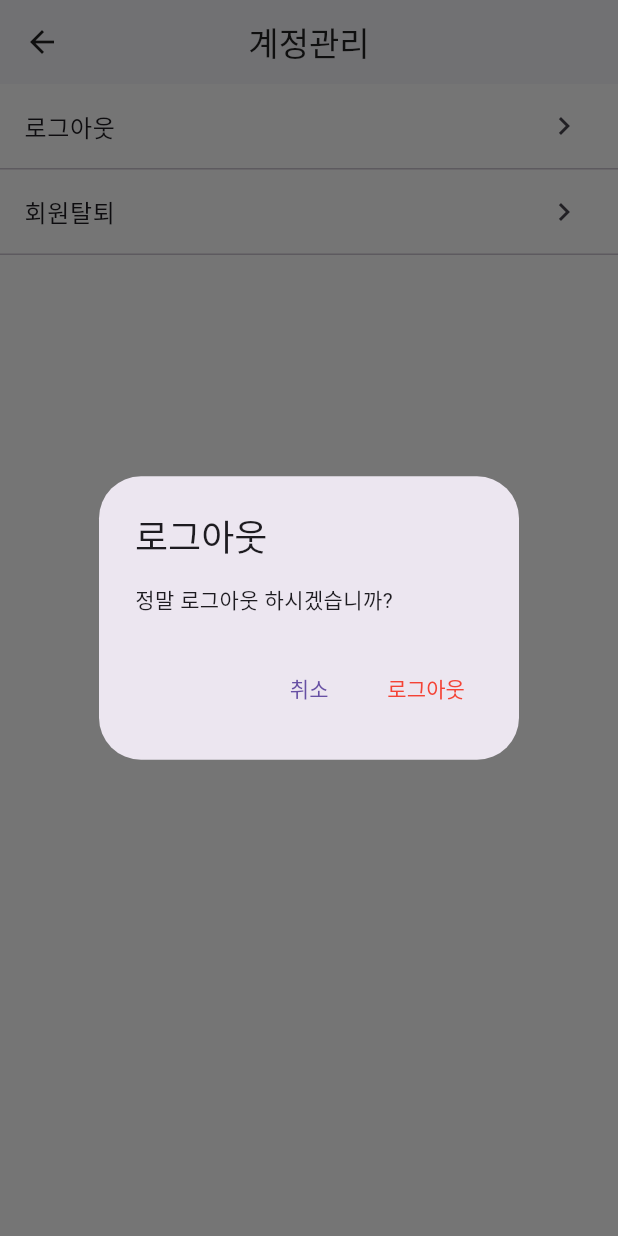
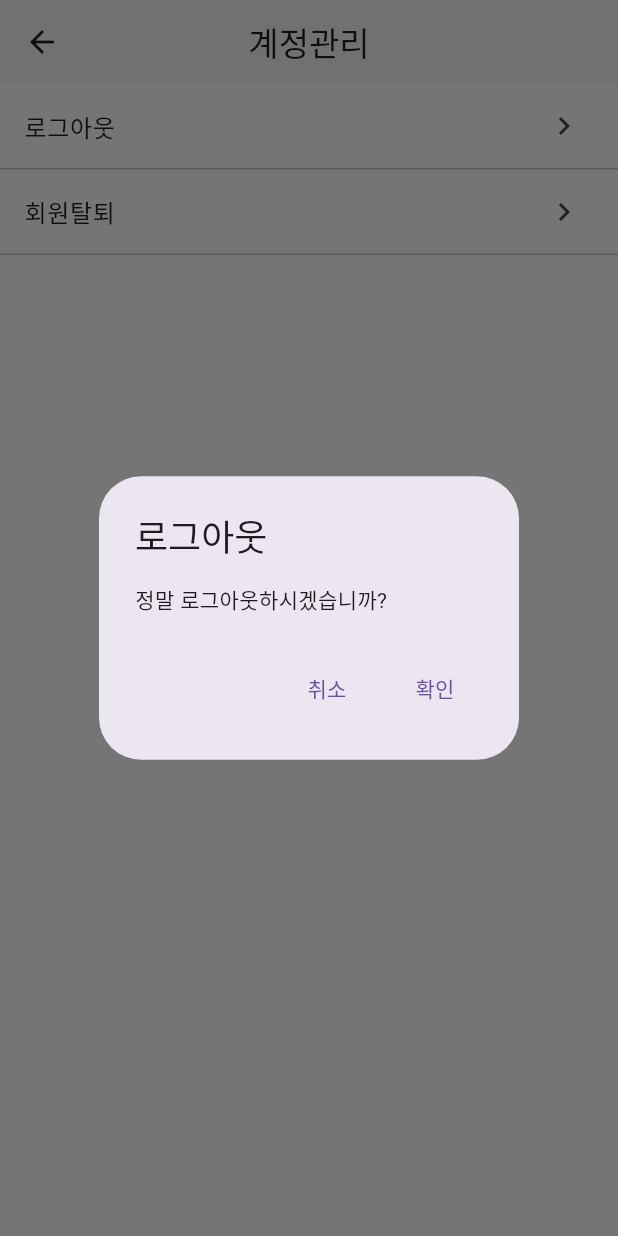
Before and after one commit to tama0728/golf-coach-AI, a Flutter app: the AccountPage screen opened directly, after a tap on "로그아웃", on a phone screen of 412 x 824 dp. Run offline on Flutter 3.47's test engine with Material 3 defaults, Android fonts, the phone set to English and light mode, and no system bars; our stand-ins replace camera, email_validator, flutter_dotenv, flutter_secure_storage, permission_handler, rxdart and 1 more; missing offline and left inert: observable, video_trimmer; accounts and stored records are empty.

Commit message:
add logout

```diff
--- a/lib/main_pages/more/account.dart
+++ b/lib/main_pages/more/account.dart
@@ -1,8 +1,8 @@
-// 수정: lib/main_pages/account.dart
+// lib/main_pages/account.dart
 
 import 'package:flutter/material.dart';
 import 'package:flutter_secure_storage/flutter_secure_storage.dart';
-import '../../login/login_page.dart';   // ← 상대경로 주의!
+import '../../login/login_page.dart';
 import '../more/withdraw_page.dart';
 
 final storage = FlutterSecureStorage();
@@ -10,37 +10,37 @@ final storage = FlutterSecureStorage();
 class AccountPage extends StatelessWidget {
   const AccountPage({Key? key}) : super(key: key);
 
-  Future<void> _logout(BuildContext context) async {
-    // 로그아웃: 저장된 토큰 등 삭제
-    await storage.delete(key: 'jwt_token');
-    // 로그인 페이지로 이동 (이전 스택 모두 삭제)
-    Navigator.of(context).pushAndRemoveUntil(
-      MaterialPageRoute(builder: (_) => LoginPage()),
-          (route) => false,
-    );
-  }
-
-  void _showLogoutDialog(BuildContext context) {
-    showDialog(
+  // 로그아웃 다이얼로그 함수
+  Future<void> _showLogoutDialog(BuildContext context) async {
+    final confirm = await showDialog<bool>(
       context: context,
       builder: (context) => AlertDialog(
         title: Text('로그아웃'),
-        content: Text('정말 로그아웃 하시겠습니까?'),
+        content: Text('정말 로그아웃하시겠습니까?'),
         actions: [
           TextButton(
-            onPressed: () => Navigator.pop(context),
             child: Text('취소'),
+            onPressed: () => Navigator.of(context).pop(false),
           ),
           TextButton(
-            onPressed: () {
-              Navigator.pop(context); // 다이얼로그 닫기
-              _logout(context); // 로그아웃 처리
-            },
-            child: Text('로그아웃', style: TextStyle(color: Colors.red)),
+            child: Text('확인'),
+            onPressed: () => Navigator.of(context).pop(true),
           ),
         ],
       ),
     );
+
+    if (confirm == true) {
+      final token = await storage.read(key: 'jwt_token');
+      print('[AccountPage] 삭제 전 토큰: $token');
+      await storage.delete(key: 'jwt_token');
+      await storage.write(key: 'auto_login', value: 'false');
+      Navigator.pushAndRemoveUntil(
+        context,
+        MaterialPageRoute(builder: (context) => LoginPage()),
+            (route) => false,
+      );
+    }
   }
 
   @override
```
